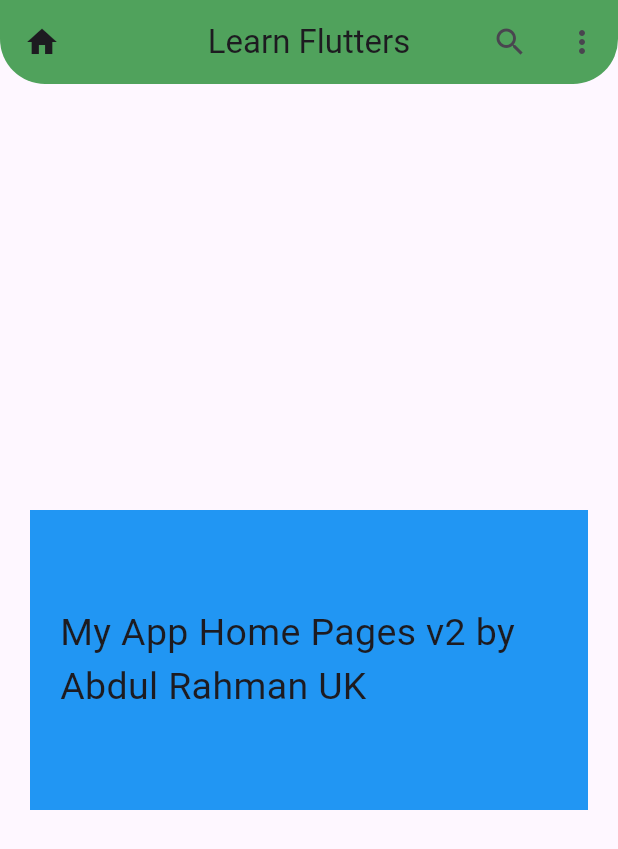
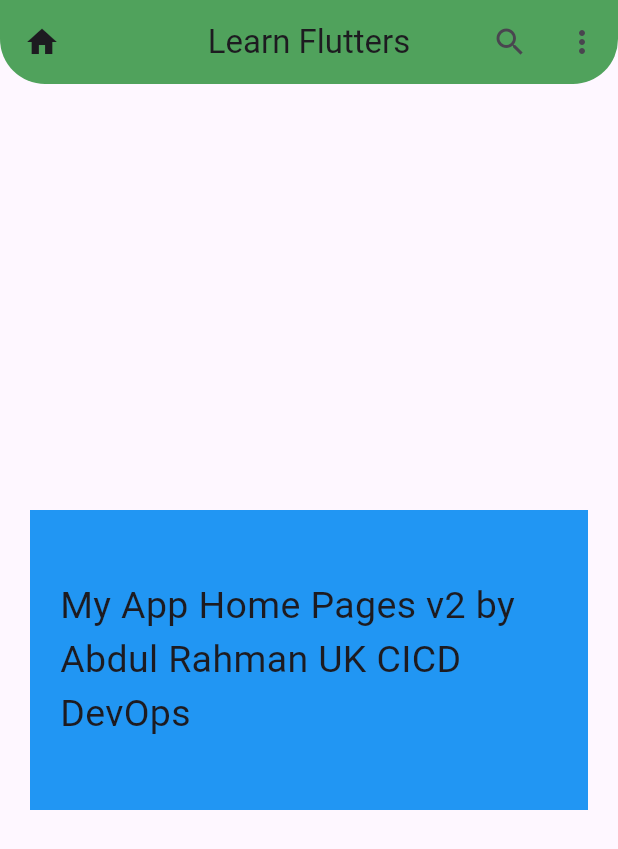
Before and after one commit to abdulrahman911/flutter-app-cicd, a Flutter app: the screen it shows after launch, on a phone screen of 412 x 824 dp. Shown: the top 849 px of the screen. Run offline on Flutter 3.47's test engine with Material 3 defaults, Android fonts, the phone set to English and light mode, and no system bars.

Commit message:
Updated widget container text

```diff
--- a/lib/widget/container.dart
+++ b/lib/widget/container.dart
@@ -40,7 +40,7 @@ class MyWidget extends StatelessWidget {
           padding: EdgeInsets.all(20),
           alignment: Alignment.center,
           child: Text(
-            "My App Home Pages v2 by Abdul Rahman UK",
+            "My App Home Pages v2 by Abdul Rahman UK CICD DevOps",
             style: TextStyle(fontSize: 25),
           ),
         ),
```
